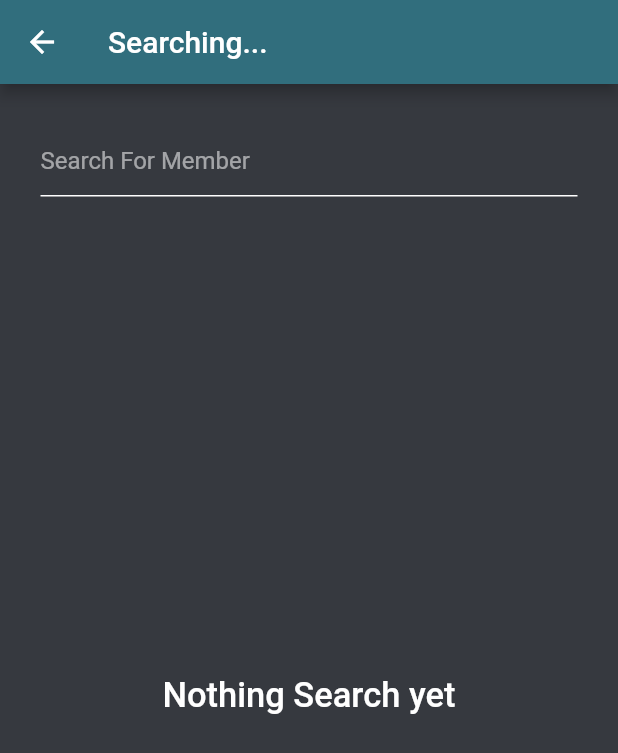
After one commit to tahaTWM/chatFirebase, a Flutter app: the ConversionScreen screen opened directly, after a tap on the "logout" icon, after a tap on the "search" icon, on a phone screen of 412 x 824 dp. The commit adds this screen. Shown: the top 753 px of the screen. Run offline on Flutter 3.47's test engine with Material 2 defaults, Android fonts, the phone set to English and light mode, and no system bars; our stand-ins replace cloud_firestore, firebase_auth, firebase_core, google_sign_in, shared_preferences; accounts and stored records are empty.

Commit message:
Thu 11/18/2021, 18:57:25.69

```diff
--- a/lib/main.dart
+++ b/lib/main.dart
@@ -1,7 +1,10 @@
 import 'package:firebase_core/firebase_core.dart';
+import 'package:shared_preferences/shared_preferences.dart';
 
-import './view/signin.dart';
+import './view/auth/signin.dart';
 import 'package:flutter/material.dart';
+
+import 'view/chat_view/conversionScreen.dart';
 
 void main() async {
   WidgetsFlutterBinding.ensureInitialized();
@@ -9,15 +12,41 @@ void main() async {
   runApp(MyApp());
 }
 
-class MyApp extends StatelessWidget {
+class MyApp extends StatefulWidget {
+  @override
+  State<MyApp> createState() => _MyAppState();
+}
+
+class _MyAppState extends State<MyApp> {
+  String uid;
+
+  @override
+  void initState() {
+    super.initState();
+    getUid();
+  }
+
   @override
   Widget build(BuildContext context) {
     return MaterialApp(
-      home: SiginScreen(),
+      home: uid == null ? SiginScreen() : ConversionScreen(),
       debugShowCheckedModeBanner: false,
       theme: ThemeData(
         visualDensity: VisualDensity.adaptivePlatformDensity,
       ),
     );
   }
+
+  getUid() async {
+    SharedPreferences pref = await SharedPreferences.getInstance();
+    if (pref.getString('uid') != null) {
+      setState(() {
+        uid = pref.getString('uid');
+      });
+    } else {
+      setState(() {
+        uid = null;
+      });
+    }
+  }
 }
--- /dev/null
+++ b/lib/view/chat_view/conversionScreen.dart
@@ -0,0 +1,91 @@
+// ignore_for_file: file_names, prefer_const_constructors, avoid_print, deprecated_member_use
+
+import 'package:chat_app/api/databaseFunctions.dart';
+import 'package:cloud_firestore/cloud_firestore.dart';
+
+import '../../api/authFunctions.dart';
+import 'package:flutter/material.dart';
+
+import 'search.dart';
+
+class ConversionScreen extends StatefulWidget {
+  @override
+  _ConversionScreenState createState() => _ConversionScreenState();
+}
+
+class _ConversionScreenState extends State<ConversionScreen> {
+  @override
+  void initState() {
+    getChatsRoom();
+    super.initState();
+  }
+
+  QuerySnapshot querySnapshot;
+
+  @override
+  Widget build(BuildContext context) {
+    return Scaffold(
+      backgroundColor: Color.fromRGBO(54, 57, 63, 1),
+      appBar: AppBar(
+        backgroundColor: Color.fromRGBO(49, 110, 125, 1),
+        title: Text("Home Screen"),
+        actions: [
+          IconButton(
+              onPressed: () {
+                Api api = Api();
+                api.signOut(context);
+              },
+              icon: Icon(Icons.logout_rounded))
+        ],
+      ),
+      body: querySnapshot == null
+          ? Center(
+              child: Text(
+                "You didn't\ndo any Chat yet",
+                textAlign: TextAlign.center,
+                style: TextStyle(
+                  color: Colors.white,
+                  fontSize: 23,
+                  fontWeight: FontWeight.w500,
+                ),
+              ),
+            )
+          : chatsRoomsWidget(),
+      floatingActionButton: FloatingActionButton(
+        child: Icon(Icons.search),
+        onPressed: () => Navigator.push(
+            context, MaterialPageRoute(builder: (context) => Search())),
+      ),
+    );
+  }
+
+  getChatsRoom() {
+    DataBase dataBase = DataBase();
+    dataBase.getChatRooms().then(
+      (value) {
+        setState(() {
+          querySnapshot = value;
+        });
+      },
+    );
+  }
+
+  chatsRoomsWidget() => ListView.builder(
+        itemCount: querySnapshot.docs.length,
+        padding: EdgeInsets.symmetric(vertical: 10),
+        itemBuilder: (BuildContext context, int index) {
+          final data = querySnapshot.docs[index].data() as Map;
+          print(data);
+          return ListTile(
+            title: Text(
+              data["users"][1],
+              style: TextStyle(color: Colors.white),
+            ),
+            subtitle: Text(
+              "email",
+              style: TextStyle(color: Colors.white),
+            ),
+          );
+        },
+      );
+}
--- /dev/null
+++ b/lib/view/chat_view/search.dart
@@ -0,0 +1,106 @@
+// ignore_for_file: prefer_const_constructors, deprecated_member_use, avoid_print, unused_local_variable
+
+import 'package:chat_app/api/databaseFunctions.dart';
+import 'package:cloud_firestore/cloud_firestore.dart';
+import 'package:flutter/material.dart';
+
+class Search extends StatefulWidget {
+  @override
+  _SearchState createState() => _SearchState();
+}
+
+class _SearchState extends State<Search> {
+  TextEditingController searchController = TextEditingController();
+  QuerySnapshot querySnapshot;
+  DataBase dataBase = DataBase();
+  @override
+  void initState() {
+    super.initState();
+  }
+
+  @override
+  Widget build(BuildContext context) {
+    return Scaffold(
+      backgroundColor: Color.fromRGBO(54, 57, 63, 1),
+      appBar: AppBar(
+        backgroundColor: Color.fromRGBO(49, 110, 125, 1),
+        title: Text("Searching..."),
+      ),
+      body: Container(
+        padding: EdgeInsets.all(27),
+        child: Column(
+          children: [
+            TextFormField(
+              controller: searchController,
+              decoration: InputDecoration(
+                hintText: "Search For Member",
+                hintStyle: TextStyle(color: Colors.white54),
+                focusedBorder: UnderlineInputBorder(
+                    borderSide: BorderSide(color: Colors.white)),
+                enabledBorder: UnderlineInputBorder(
+                    borderSide: BorderSide(color: Colors.white)),
+              ),
+              style: TextStyle(color: Colors.white),
+              // onChanged: (value) {
+              //   setState(() {
+              //     searchMethod();
+              //   });
+              // },
+              onFieldSubmitted: (value) => searchMethod(),
+            ),
+            Expanded(
+              child: querySnapshot == null
+                  ? Center(
+                      child: Text(
+                        "Nothing Search yet",
+                        style: TextStyle(
+                            color: Colors.white,
+                            fontSize: 23,
+                            fontWeight: FontWeight.w500),
+                      ),
+                    )
+                  : searchWidget(),
+            )
+          ],
+        ),
+      ),
+    );
+  }
+
+  searchMethod() {
+    dataBase.getUsersByUserNames(searchController.text).then(
+      (value) {
+        setState(() {
+          querySnapshot = value;
+        });
+      },
+    );
+  }
+
+  searchWidget() => ListView.builder(
+        itemCount: querySnapshot.docs.length,
+        padding: EdgeInsets.symmetric(vertical: 10),
+        itemBuilder: (BuildContext context, int index) {
+          final data = querySnapshot.docs[index].data() as Map;
+          return ListTile(
+            title: Text(
+              data["name"],
+              style: TextStyle(color: Colors.white),
+            ),
+            subtitle: Text(
+              data["email"],
+              style: TextStyle(color: Colors.white),
+            ),
+            trailing: RaisedButton(
+              onPressed: () {
+                // dataBase.createChatRoom(charRoomId, chatRoomMap)
+              },
+              child: Text("Message", style: TextStyle(color: Colors.white)),
+              shape: RoundedRectangleBorder(
+                  borderRadius: BorderRadius.circular(30)),
+              color: Colors.blue[300],
+            ),
+          );
+        },
+      );
+}
--- a/pubspec.yaml
+++ b/pubspec.yaml
@@ -19,6 +19,7 @@ dependencies:
   flutter:
     sdk: flutter
   shared_preferences: ^2.0.8
+  google_sign_in: 4.4.3
 
 dev_dependencies:
 
```
Also changed, not shown: lib/api/authFunctions.dart (added, +95 -0 lines), lib/api/databaseFunctions.dart (added, +33 -0 lines), lib/api/functions.dart (deleted, +0 -34 lines), lib/view/auth/forgetPassword.dart (renamed from lib/view/forgetPassword.dart, +9 -7 lines), lib/view/auth/signUp.dart (renamed from lib/view/signin.dart, +41 -37 lines), lib/view/auth/signin.dart (renamed from lib/view/signout.dart, +46 -25 lines), lib/view/conversionScreen.dart (deleted, +0 -19 lines), lib/view/chat_view/charRoomScreen.dart (added), pubspec.lock.
